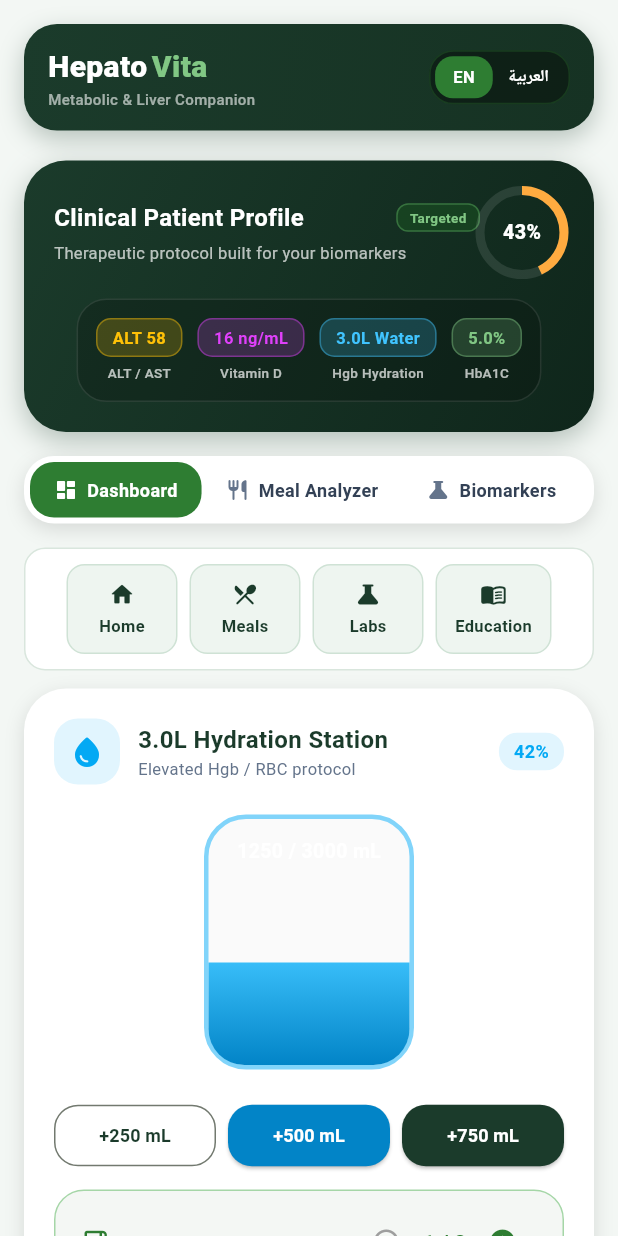
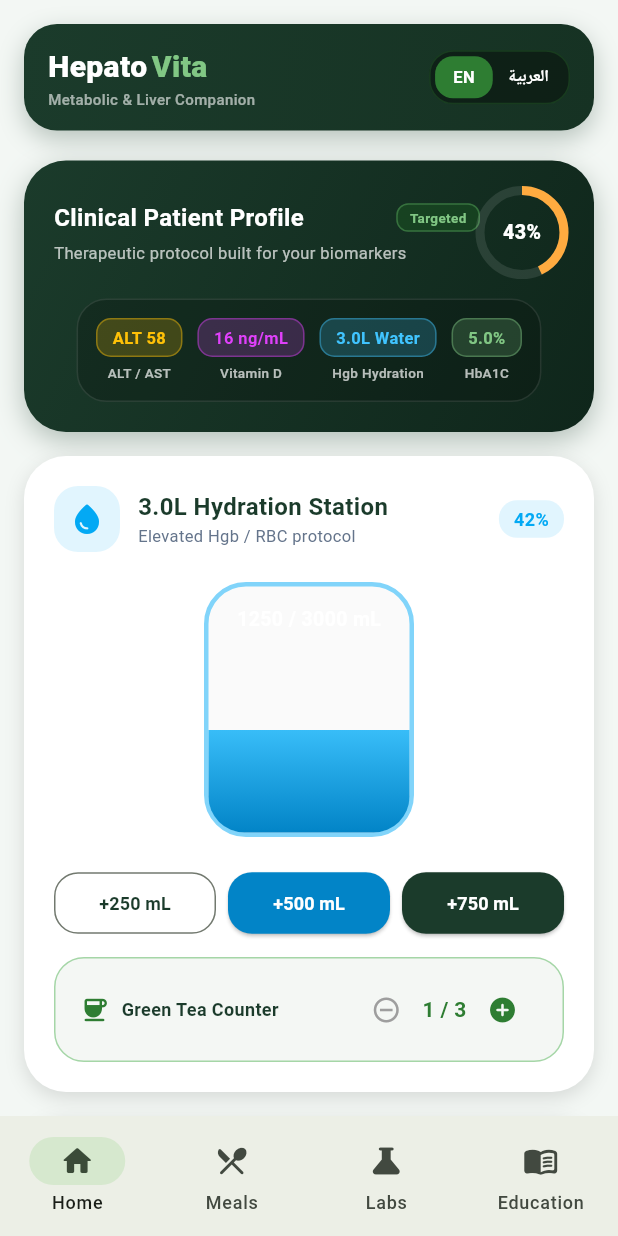
Before and after one commit to stabriro/hepatovita_app, a Flutter app: the screen it shows after launch, on a phone screen of 412 x 824 dp. Run offline on Flutter 3.47's test engine with Material 3 defaults, Android fonts, the phone set to English and light mode, and no system bars; our stand-ins replace file_picker, flutter_local_notifications, shared_preferences, sqflite, sqflite_common_ffi; accounts and stored records are empty; Roboto replaces fonts that are missing (Outfit, Plus Jakarta Sans).

Commit message:
Refactor MainDashboardScreen to replace segmented tab bar with bottom navigation; simplify UI layout

```diff
--- a/lib/main.dart
+++ b/lib/main.dart
@@ -998,8 +998,6 @@
                   children: [
                     _buildModernHeroScoreCard(score, isAr),
                     const SizedBox(height: 16),
-                    _buildSegmentedTabBar(isAr),
-                    const SizedBox(height: 16),
                     AnimatedSwitcher(
                       duration: const Duration(milliseconds: 300),
                       child: _buildActiveTabContent(isAr),
@@ -1010,6 +1008,28 @@
             ),
           ],
         ),
+      ),
+      bottomNavigationBar: NavigationBar(
+        selectedIndex: _currentTabIndex,
+        onDestinationSelected: _goToTab,
+        destinations: [
+          NavigationDestination(
+            icon: const Icon(Icons.home_rounded),
+            label: isAr ? 'الرئيسية' : 'Home',
+          ),
+          NavigationDestination(
+            icon: const Icon(Icons.restaurant_menu_rounded),
+            label: isAr ? 'الوجبات' : 'Meals',
+          ),
+          NavigationDestination(
+            icon: const Icon(Icons.science_rounded),
+            label: isAr ? 'التحاليل' : 'Labs',
+          ),
+          NavigationDestination(
+            icon: const Icon(Icons.menu_book_rounded),
+            label: isAr ? 'التثقيف' : 'Education',
+          ),
+        ],
       ),
     );
   }
@@ -1044,19 +1064,6 @@
     );
   }
 
-  Widget _buildSegmentedTabBar(bool isAr) {
-    return DashboardSegmentedTabBar(
-      isAr: isAr,
-      currentTabIndex: _currentTabIndex,
-      onTabSelected: (index) {
-        setState(() => _currentTabIndex = index);
-        if (index == 2) {
-          _maybeShowCriticalAlertPopup();
-        }
-      },
-    );
-  }
-
   void _goToTab(int index) {
     setState(() {
       _currentTabIndex = index;
@@ -1066,51 +1073,8 @@
     }
   }
 
-  Widget _buildHomeNavigationButtons(bool isAr) {
-    return Container(
-      width: double.infinity,
-      margin: const EdgeInsets.only(bottom: 12),
-      padding: const EdgeInsets.all(10),
-      decoration: BoxDecoration(
-        color: Colors.white,
-        borderRadius: BorderRadius.circular(14),
-        border: Border.all(color: const Color(0xFFD9E6DD)),
-      ),
-      child: Wrap(
-        spacing: 8,
-        runSpacing: 8,
-        alignment: WrapAlignment.center,
-        children: [
-          _HomeNavButton(
-            icon: Icons.home_rounded,
-            label: isAr ? 'الرئيسية' : 'Home',
-            onTap: () => _goToTab(0),
-          ),
-          _HomeNavButton(
-            icon: Icons.restaurant_menu_rounded,
-            label: isAr ? 'الوجبات' : 'Meals',
-            onTap: () => _goToTab(1),
-          ),
-          _HomeNavButton(
-            icon: Icons.science_rounded,
-            label: isAr ? 'التحاليل' : 'Labs',
-            onTap: () => _goToTab(2),
-          ),
-          _HomeNavButton(
-            icon: Icons.menu_book_rounded,
-            label: isAr ? 'التثقيف' : 'Education',
-            onTap: () => _goToTab(3),
-          ),
-        ],
-      ),
-    );
-  }
-
   Widget _buildModernOverviewTab(bool isAr) {
-    return Column(
-      children: [
-        _buildHomeNavigationButtons(isAr),
-        OverviewTabView(
+    return OverviewTabView(
       isAr: isAr,
       waterAmount: _dashboardViewModel.waterAmount,
       waterGoal: _dashboardViewModel.waterGoal,
@@ -1126,8 +1090,6 @@
       onWalk30Changed: (value) => _setChecklistValue(walk30: value),
       onSun15Changed: (value) => _setChecklistValue(sun15: value),
       onLowFatDayChanged: (value) => _setChecklistValue(lowFatDay: value),
-        ),
-      ],
     );
   }
 
@@ -1209,47 +1171,3 @@
     return EducationTabView(isAr: isAr);
   }
 }
-
-class _HomeNavButton extends StatelessWidget {
-  final IconData icon;
-  final String label;
-  final VoidCallback onTap;
-
-  const _HomeNavButton({
-    required this.icon,
-    required this.label,
-    required this.onTap,
-  });
-
-  @override
-  Widget build(BuildContext context) {
-    return InkWell(
-      borderRadius: BorderRadius.circular(12),
-      onTap: onTap,
-      child: Container(
-        constraints: const BoxConstraints(minWidth: 74),
-        padding: const EdgeInsets.symmetric(horizontal: 12, vertical: 10),
-        decoration: BoxDecoration(
-          color: const Color(0xFFEEF5F0),
-          borderRadius: BorderRadius.circular(12),
-          border: Border.all(color: const Color(0xFFCFE2D5)),
-        ),
-        child: Column(
-          mainAxisSize: MainAxisSize.min,
-          children: [
-            Icon(icon, size: 18, color: const Color(0xFF1B3B2B)),
-            const SizedBox(height: 4),
-            Text(
-              label,
-              style: const TextStyle(
-                fontSize: 11,
-                color: Color(0xFF1B3B2B),
-                fontWeight: FontWeight.w600,
-              ),
-            ),
-          ],
-        ),
-      ),
-    );
-  }
-}
```
Lines whose indentation alone changed are shown as unchanged.
